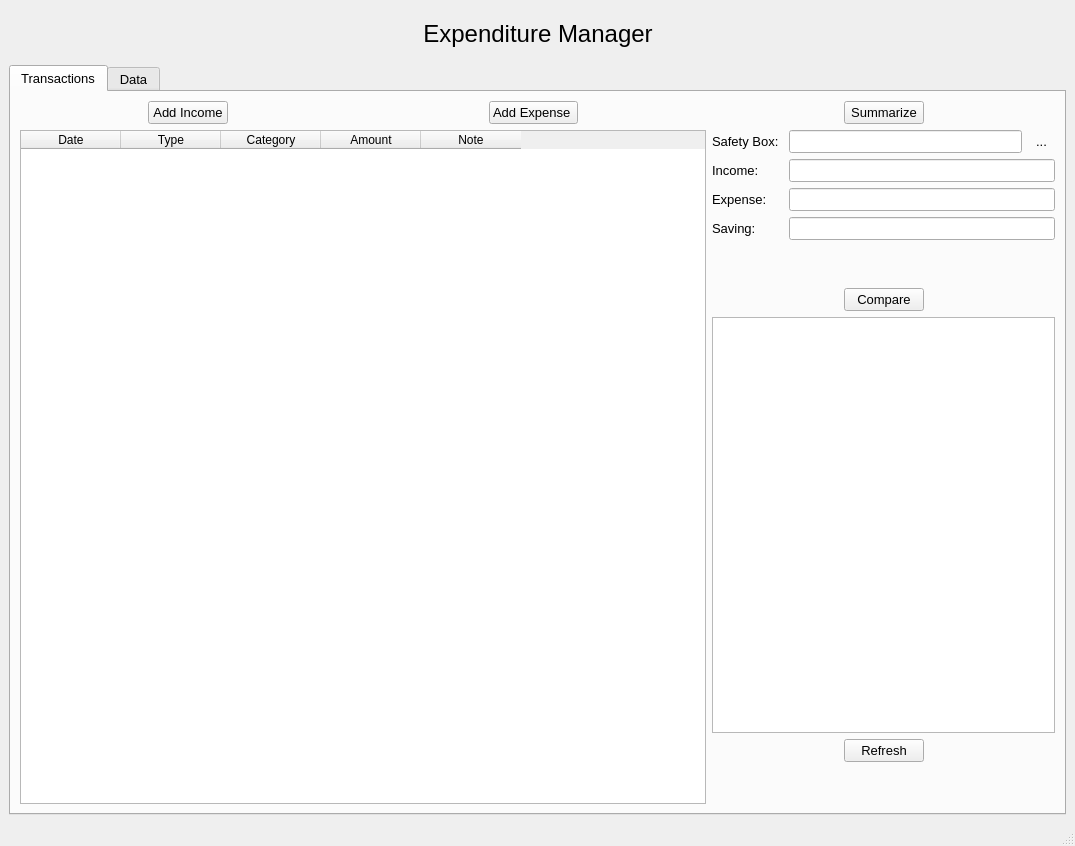
Old version of the form ui_files/Inter_MainWindow.ui in the repository thinh-doan/Expenditure_Manager.
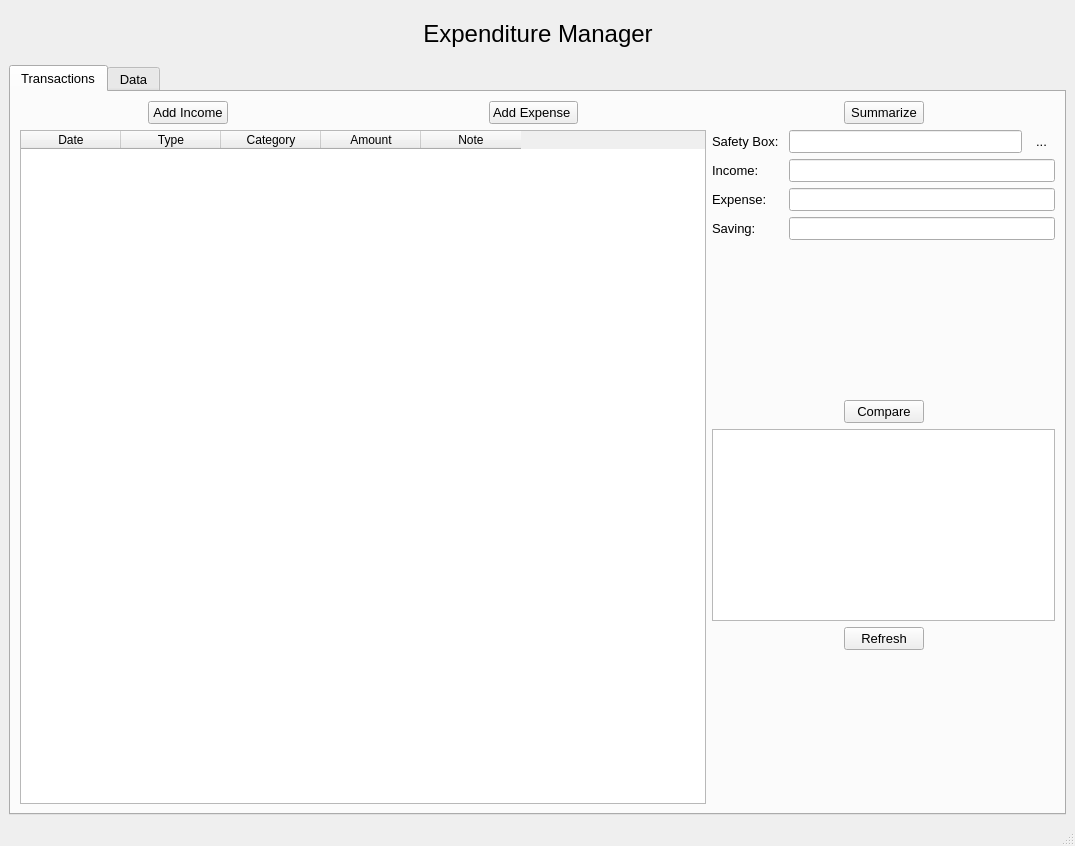
New version of the form. The open tabs and pages were chosen to show the change. Icons and pictures are not drawn.

Commit message: giãn tùy chinh

```diff
--- a/ui_files/Inter_MainWindow.ui
+++ b/ui_files/Inter_MainWindow.ui
@@ -182,7 +182,7 @@
            </layout>
           </item>
           <item>
-           <layout class="QVBoxLayout" name="verticalLayout" stretch="1,3,1,1,10,1,1">
+           <layout class="QVBoxLayout" name="verticalLayout" stretch="1,3,1,1,0,1,1">
             <item>
              <layout class="QHBoxLayout" name="horizontalLayout_6">
               <item>
```
Left out of the diff: 7 changed lines with no effect on the pictures.
